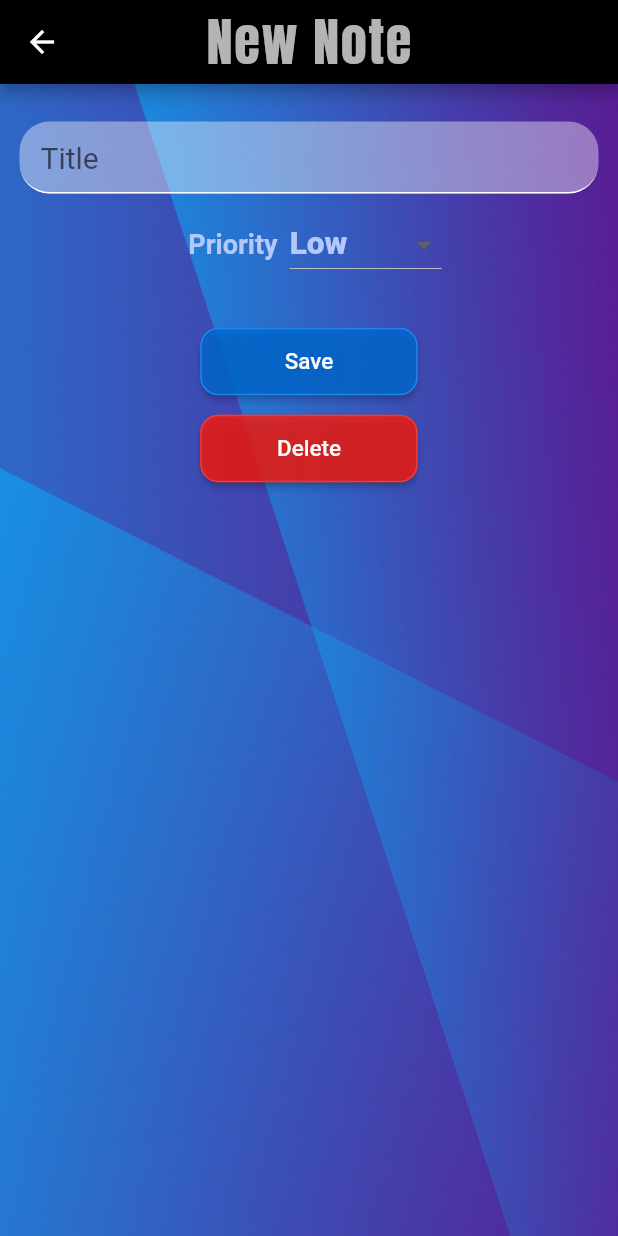
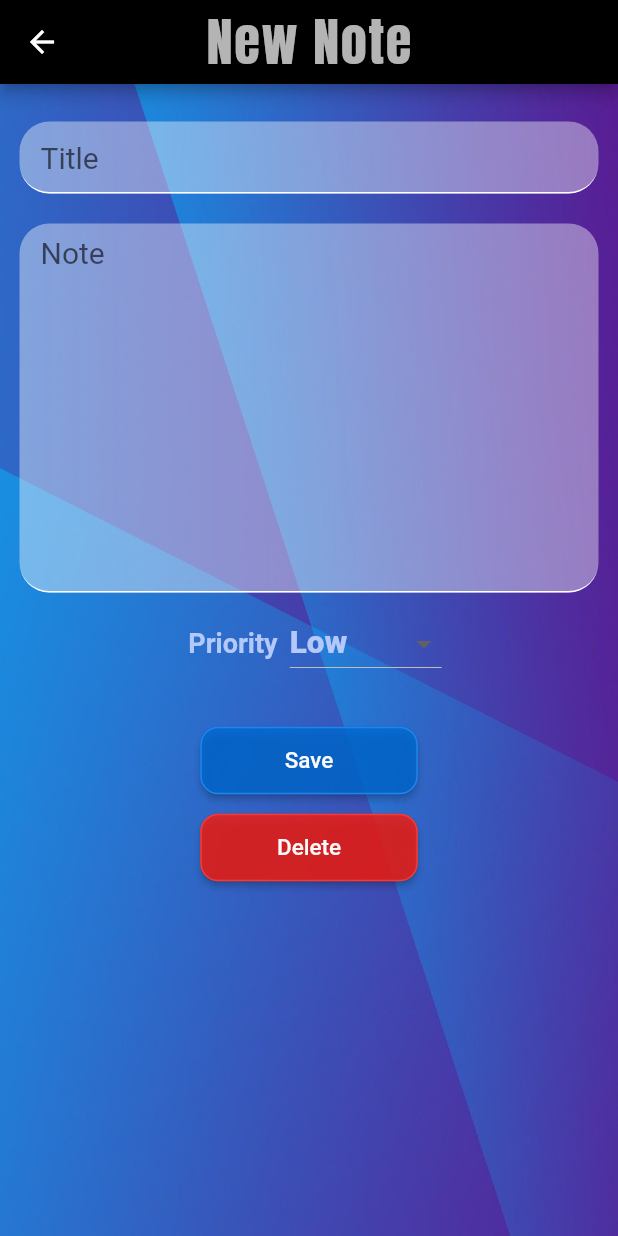
Before and after one commit to ozgun-kara/Noteapp, a Flutter app: the screen it shows after launch, after a tap on the "add" icon, on a phone screen of 412 x 824 dp. Run offline on Flutter 3.47's test engine with Material 2 defaults, Android fonts, the phone set to English and light mode, and no system bars; our stand-ins replace sqflite; accounts and stored records are empty.

Commit message:
Update note_action.dart

```diff
--- a/noteapp/lib/view/note_action.dart
+++ b/noteapp/lib/view/note_action.dart
@@ -85,8 +85,33 @@ class _NoteActionState extends State<NoteAction> {
                 ),
               ),
 
-
-
+              Padding(
+                // padding:
+                //     EdgeInsets.only(top: _formDistance, bottom: _formDistance),
+                padding: const EdgeInsets.fromLTRB(8, 10, 8, 10),
+                child: TextField(
+                  controller: descController,
+                  keyboardType: TextInputType.multiline,
+                  maxLines: 10,
+                  style: const TextStyle(
+                      fontSize: 20, color: Color.fromRGBO(10, 10, 10, 0.8)),
+                  decoration: InputDecoration(
+                    filled: true,
+                    fillColor: Colors.white.withOpacity(0.4),
+                    hintText: 'Note',
+                    contentPadding: const EdgeInsets.only(
+                        left: 14.0, bottom: 8.0, top: 8.0),
+                    focusedBorder: OutlineInputBorder(
+                      borderSide: const BorderSide(color: Colors.white24),
+                      borderRadius: BorderRadius.circular(20),
+                    ),
+                    enabledBorder: UnderlineInputBorder(
+                      borderSide: const BorderSide(color: Colors.white),
+                      borderRadius: BorderRadius.circular(20),
+                    ),
+                  ),
+                ),
+              ),
 
               Row(
                 mainAxisAlignment: MainAxisAlignment.center,
```
